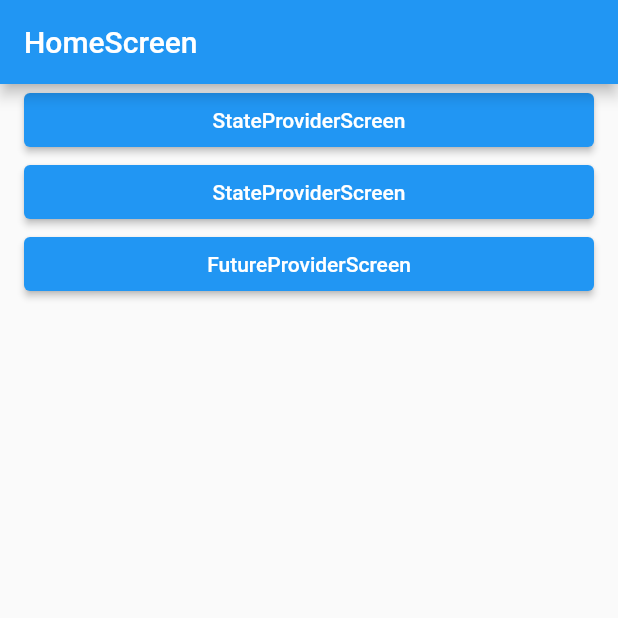
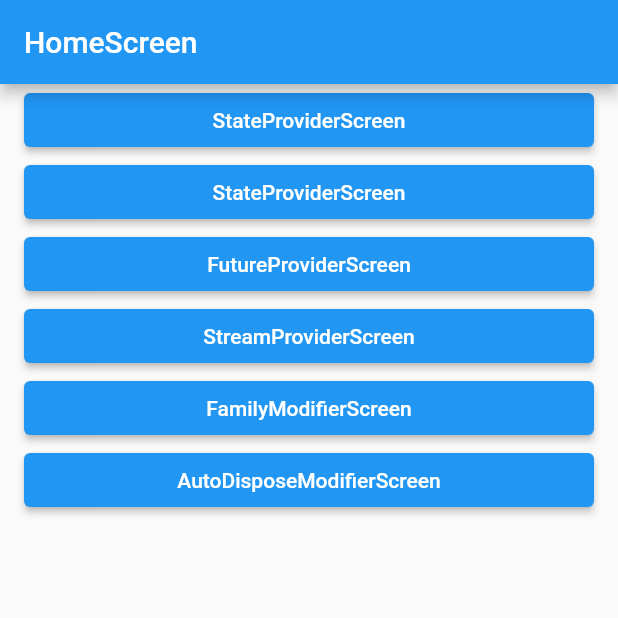
Before and after one commit to darkhorizon12/flutter_riverpod, a Flutter app: the screen it shows after launch, on a phone screen of 412 x 824 dp, the top half of it. Run offline on Flutter 3.47's test engine with Material 2 defaults, Android fonts, the phone set to English and light mode, and no system bars; our stand-ins replace flutter_riverpod.

Commit message:
provider 개발중

```diff
--- a/lib/screen/home_screen.dart
+++ b/lib/screen/home_screen.dart
@@ -1,8 +1,12 @@
 import 'package:flutter/material.dart';
 import 'package:flutter_status/layout/default_layout.dart';
+import 'package:flutter_status/screen/family_modifier_screen.dart';
 import 'package:flutter_status/screen/future_provider_screen.dart';
 import 'package:flutter_status/screen/state_notifier_provider_screen.dart';
 import 'package:flutter_status/screen/state_provider_screen.dart';
+import 'package:flutter_status/screen/stream_provider_screen.dart';
+
+import 'auto_dispose_modifier_screen.dart';
 
 class HomeScreen extends StatelessWidget {
   const HomeScreen({Key? key}) : super(key: key);
@@ -37,6 +41,30 @@ class HomeScreen extends StatelessWidget {
             },
             child: Text('FutureProviderScreen'),
           ),
+          ElevatedButton(
+            onPressed: () {
+              Navigator.of(context).push(
+                MaterialPageRoute(builder: (_) => StreamProviderScreen()),
+              );
+            },
+            child: Text('StreamProviderScreen'),
+          ),
+          ElevatedButton(
+            onPressed: () {
+              Navigator.of(context).push(
+                MaterialPageRoute(builder: (_) => FamilyModifierScreen()),
+              );
+            },
+            child: Text('FamilyModifierScreen'),
+          ),
+          ElevatedButton(
+            onPressed: () {
+              Navigator.of(context).push(
+                MaterialPageRoute(builder: (_) => AutoDisposeModifierScreen()),
+              );
+            },
+            child: Text('AutoDisposeModifierScreen'),
+          ),
         ],
       ),
     );
```
Also changed, not shown: lib/riverpod/auto_dispose_modifier_provider.dart (added, +7 -0 lines), lib/riverpod/family_modifier_provider.dart (added, +9 -0 lines), lib/riverpod/steam_provider.dart (added, +9 -0 lines), lib/screen/auto_dispose_modifier_screen.dart (added, +28 -0 lines), lib/screen/family_modifier_screen.dart (added, +29 -0 lines), lib/screen/stream_provider_screen.dart (added, +27 -0 lines).
